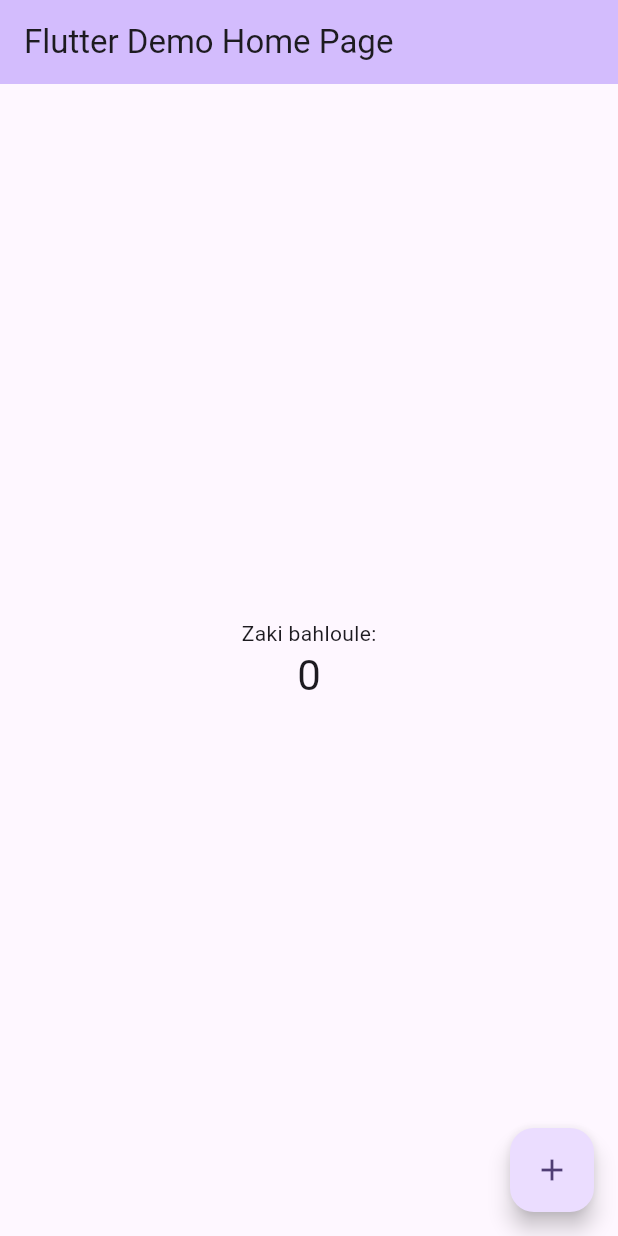
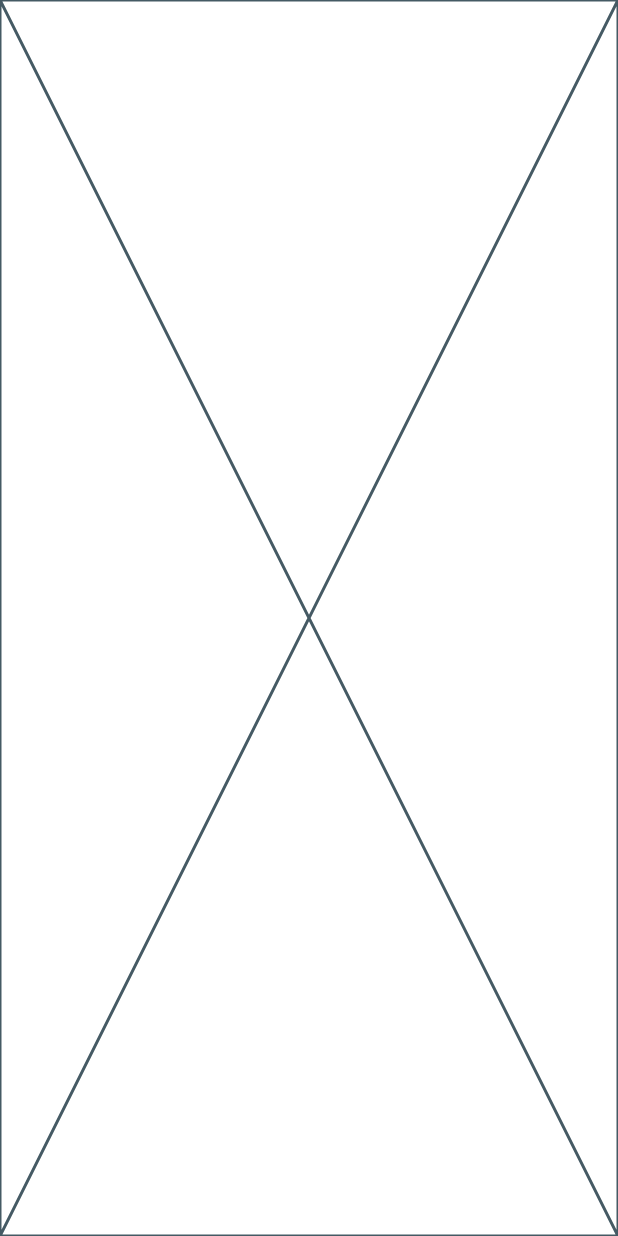
Before and after one commit to 4zz0u4k/The_Chess_Master, a Flutter app: the screen it shows after launch, on a phone screen of 412 x 824 dp. Run offline on Flutter 3.47's test engine with Material 2 defaults, Android fonts, the phone set to English and light mode, and no system bars.

Commit message:
some changes

```diff
--- a/lib/main.dart
+++ b/lib/main.dart
@@ -1,125 +1,19 @@
 import 'package:flutter/material.dart';
 
 void main() {
-  runApp(const MyApp());
+  runApp(const Board());
 }
 
-class MyApp extends StatelessWidget {
-  const MyApp({super.key});
+class Board extends StatefulWidget {
+  const Board({super.key});
 
-  // This widget is the root of your application.
+  @override
+  State<Board> createState() => _BoardState();
+}
+
+class _BoardState extends State<Board> {
   @override
   Widget build(BuildContext context) {
-    return MaterialApp(
-      title: 'Flutter Demo',
-      theme: ThemeData(
-        // This is the theme of your application.
-        //
-        // TRY THIS: Try running your application with "flutter run". You'll see
-        // the application has a blue toolbar. Then, without quitting the app,
-        // try changing the seedColor in the colorScheme below to Colors.green
-        // and then invoke "hot reload" (save your changes or press the "hot
-        // reload" button in a Flutter-supported IDE, or press "r" if you used
-        // the command line to start the app).
-        //
-        // Notice that the counter didn't reset back to zero; the application
-        // state is not lost during the reload. To reset the state, use hot
-        // restart instead.
-        //
-        // This works for code too, not just values: Most code changes can be
-        // tested with just a hot reload.
-        colorScheme: ColorScheme.fromSeed(seedColor: Colors.deepPurple),
-        useMaterial3: true,
-      ),
-      home: const MyHomePage(title: 'Flutter Demo Home Page'),
-    );
+    return const Placeholder();
   }
 }
-
-class MyHomePage extends StatefulWidget {
-  const MyHomePage({super.key, required this.title});
-
-  // This widget is the home page of your application. It is stateful, meaning
-  // that it has a State object (defined below) that contains fields that affect
-  // how it looks.
-
-  // This class is the configuration for the state. It holds the values (in this
-  // case the title) provided by the parent (in this case the App widget) and
-  // used by the build method of the State. Fields in a Widget subclass are
-  // always marked "final".
-
-  final String title;
-
-  @override
-  State<MyHomePage> createState() => _MyHomePageState();
-}
-
-class _MyHomePageState extends State<MyHomePage> {
-  int _counter = 0;
-
-  void _incrementCounter() {
-    setState(() {
-      // This call to setState tells the Flutter framework that something has
-      // changed in this State, which causes it to rerun the build method below
-      // so that the display can reflect the updated values. If we changed
-      // _counter without calling setState(), then the build method would not be
-      // called again, and so nothing would appear to happen.
-      _counter++;
-    });
-  }
-
-  @override
-  Widget build(BuildContext context) {
-    // This method is rerun every time setState is called, for instance as done
-    // by the _incrementCounter method above.
-    //
-    // The Flutter framework has been optimized to make rerunning build methods
-    // fast, so that you can just rebuild anything that needs updating rather
-    // than having to individually change instances of widgets.
-    return Scaffold(
-      appBar: AppBar(
-        // TRY THIS: Try changing the color here to a specific color (to
-        // Colors.amber, perhaps?) and trigger a hot reload to see the AppBar
-        // change color while the other colors stay the same.
-        backgroundColor: Theme.of(context).colorScheme.inversePrimary,
-        // Here we take the value from the MyHomePage object that was created by
-        // the App.build method, and use it to set our appbar title.
-        title: Text(widget.title),
-      ),
-      body: Center(
-        // Center is a layout widget. It takes a single child and positions it
-        // in the middle of the parent.
-        child: Column(
-          // Column is also a layout widget. It takes a list of children and
-          // arranges them vertically. By default, it sizes itself to fit its
-          // children horizontally, and tries to be as tall as its parent.
-          //
-          // Column has various properties to control how it sizes itself and
-          // how it positions its children. Here we use mainAxisAlignment to
-          // center the children vertically; the main axis here is the vertical
-          // axis because Columns are vertical (the cross axis would be
-          // horizontal).
-          //
-          // TRY THIS: Invoke "debug painting" (choose the "Toggle Debug Paint"
-          // action in the IDE, or press "p" in the console), to see the
-          // wireframe for each widget.
-          mainAxisAlignment: MainAxisAlignment.center,
-          children: <Widget>[
-            const Text(
-              'Zaki bahloule:',
-            ),
-            Text(
-              '$_counter',
-              style: Theme.of(context).textTheme.headlineMedium,
-            ),
-          ],
-        ),
-      ),
-      floatingActionButton: FloatingActionButton(
-        onPressed: _incrementCounter,
-        tooltip: 'Increment',
-        child: const Icon(Icons.add),
-      ), // This trailing comma makes auto-formatting nicer for build methods.
-    );
-  }
-}
```
Also changed, not shown: 1 other file.
